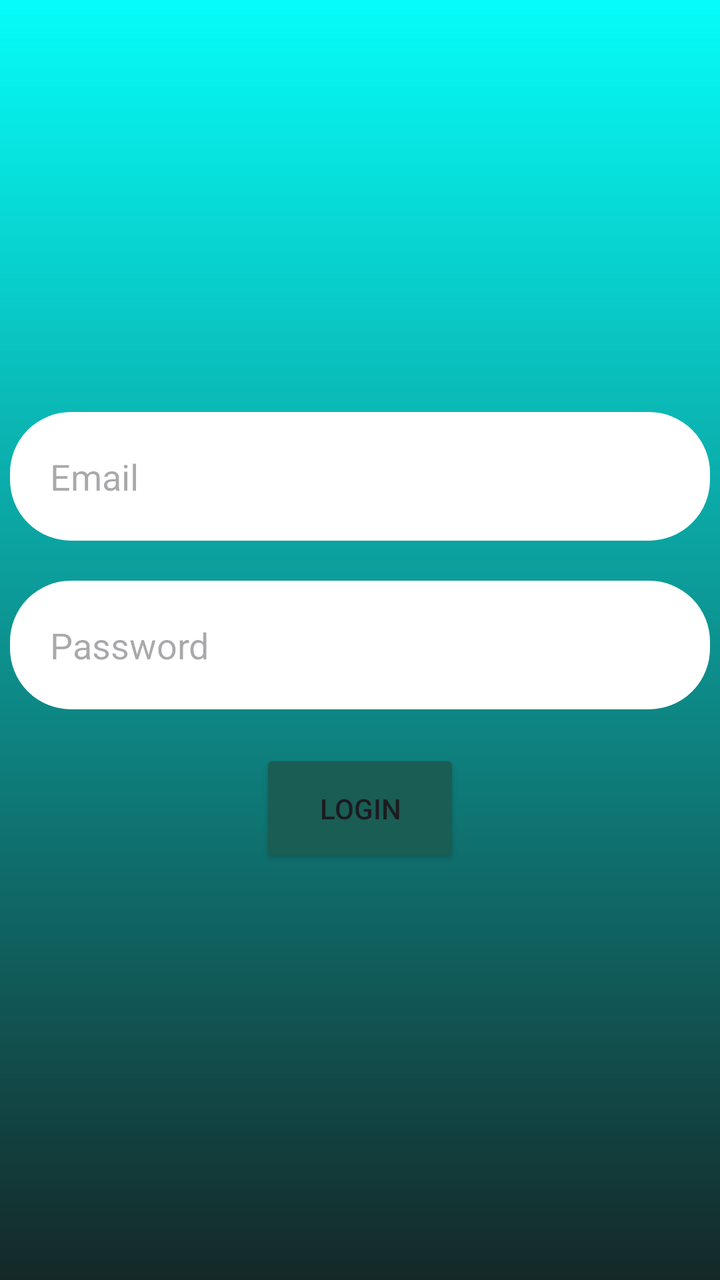
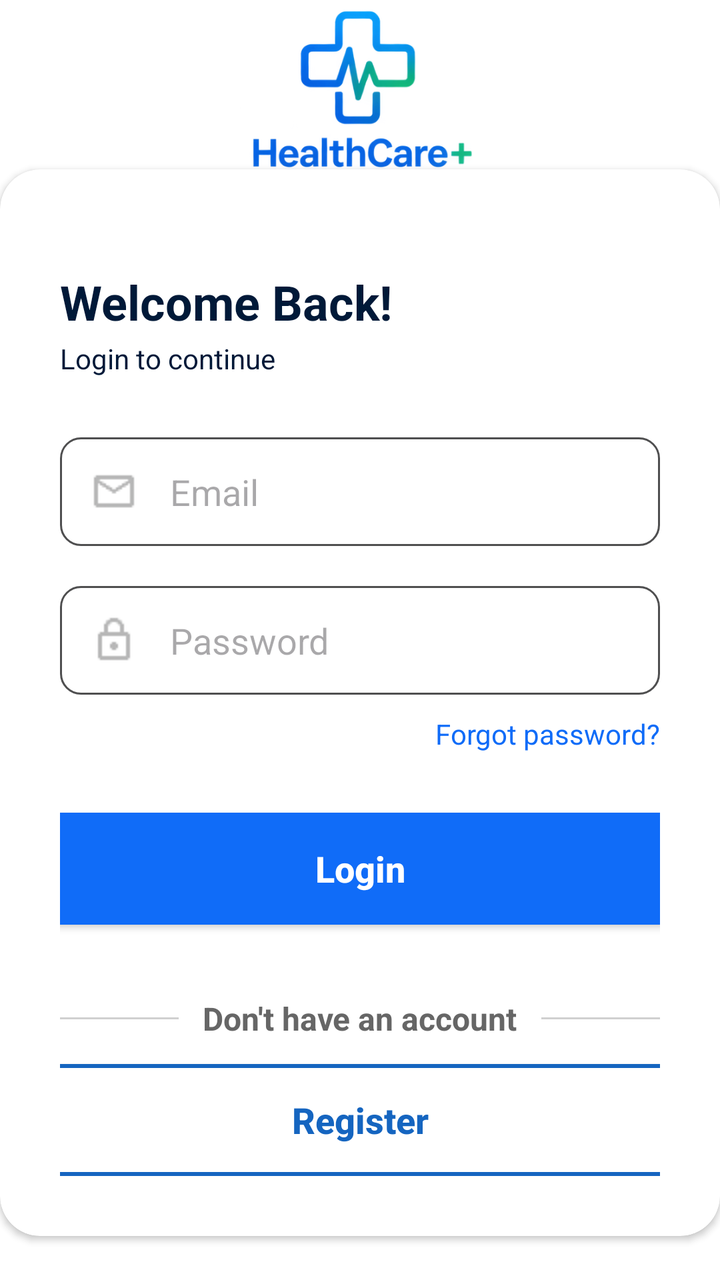

Two renders of the same Android screen: before a commit and after it. Below are the layout's source before the change and the commit's diff.
<!-- AndroidManifest.xml: application theme Theme.Hospital_Appointment_System -->
<!-- res/layout/activity_login.xml -->
<?xml version="1.0" encoding="utf-8"?>
<LinearLayout xmlns:android="http://schemas.android.com/apk/res/android"
    xmlns:app="http://schemas.android.com/apk/res-auto"
    android:layout_width="match_parent"
    android:layout_height="match_parent"
    android:gravity="center"
    android:background="@drawable/login_background"
    android:orientation="vertical">


    <EditText
        android:id="@+id/emailAddress"
        android:layout_width="350dp"
        android:layout_height="wrap_content"
        android:background="@drawable/bars"
        android:layout_marginBottom="20dp"
        android:padding="20dp"
        android:hint="Email"

        android:inputType="textEmailAddress" />

    <EditText
        android:id="@+id/Password"
        android:layout_width="350dp"
        android:layout_height="wrap_content"
        android:background="@drawable/bars"
        android:layout_marginBottom="20dp"
        android:padding="20dp"
        android:hint="Password"
        android:inputType="textPassword" />

    <Button
        android:id="@+id/loginbtn"
        android:layout_width="100dp"
        android:padding="20dp"
        android:layout_height="wrap_content"
        android:backgroundTint="@color/loginbtn_color"
        android:text="Login" />
</LinearLayout>
<!-- resources referenced by this layout -->
<resources>
  <color name="loginbtn_color">#195D54</color>
  <!-- drawable bars (drawable) -->
  <?xml version="1.0" encoding="utf-8"?>
  <shape xmlns:android="http://schemas.android.com/apk/res/android"
      android:shape="rectangle">
      <solid android:color="#FFFFFF"/>
      <corners android:radius="30dp"/>
      <stroke android:width="1dp" android:color="@color/white"/>
  </shape>
  <!-- drawable login_background (drawable) -->
  <?xml version="1.0" encoding="utf-8"?>
  <shape xmlns:android="http://schemas.android.com/apk/res/android"
      android:shape="rectangle">
  
  
      <gradient android:type="linear" android:angle="15"
          android:startColor="#05FDF9" android:endColor="#142827"/>
  
  </shape>
  <style name="Theme.Hospital_Appointment_System" parent="Base.Theme.Hospital_Appointment_System" />
  <color name="white">#FFFFFFFF</color>
  <style name="Base.Theme.Hospital_Appointment_System" parent="Theme.Material3.DayNight.NoActionBar">
          
          
      </style>
</resources>

<!-- the commit's change to res/layout/activity_login.xml (unified diff, before → after) -->
@@ -1,39 +1,180 @@
 <?xml version="1.0" encoding="utf-8"?>
-<LinearLayout xmlns:android="http://schemas.android.com/apk/res/android"
+<RelativeLayout xmlns:android="http://schemas.android.com/apk/res/android"
     xmlns:app="http://schemas.android.com/apk/res-auto"
+    xmlns:tools="http://schemas.android.com/tools"
+    android:id="@+id/main"
+    android:layout_marginTop="30dp"
     android:layout_width="match_parent"
     android:layout_height="match_parent"
-    android:gravity="center"
-    android:background="@drawable/login_background"
-    android:orientation="vertical">
+    android:background="@color/white"
+    android:orientation="vertical"
+    tools:context=".MainActivity">
 
 
-    <EditText
-        android:id="@+id/emailAddress"
-        android:layout_width="350dp"
+    <ImageView
+        android:layout_width="match_parent"
+        android:layout_height="99dp"
+        android:src="@drawable/logo" />
+
+    <ImageView
+        android:layout_width="match_parent"
+        android:layout_height="386dp"
+        android:src="@drawable/backhospital" />
+
+    <androidx.cardview.widget.CardView
+        android:layout_width="match_parent"
         android:layout_height="wrap_content"
-        android:background="@drawable/bars"
-        android:layout_marginBottom="20dp"
-        android:padding="20dp"
-        android:hint="Email"
+        android:layout_alignParentBottom="true"
+        android:layout_marginBottom="22dp"
+        app:cardBackgroundColor="#FFFFFF"
+        app:cardCornerRadius="20dp">
 
-        android:inputType="textEmailAddress" />
+        <LinearLayout
+            android:layout_width="match_parent"
+            android:layout_height="wrap_content"
+            android:layout_marginTop="20dp"
+            android:orientation="vertical"
+            android:padding="30dp">
 
-    <EditText
-        android:id="@+id/Password"
-        android:layout_width="350dp"
-        android:layout_height="wrap_content"
-        android:background="@drawable/bars"
-        android:layout_marginBottom="20dp"
-        android:padding="20dp"
-        android:hint="Password"
-        android:inputType="textPassword" />
+            <LinearLayout
+                android:layout_width="match_parent"
+                android:layout_height="wrap_content"
+                android:layout_marginBottom="30dp"
+                android:orientation="vertical">
 
-    <Button
-        android:id="@+id/loginbtn"
-        android:layout_width="100dp"
-        android:padding="20dp"
-        android:layout_height="wrap_content"
-        android:backgroundTint="@color/loginbtn_color"
-        android:text="Login" />
-</LinearLayout>
+
+                <TextView
+                    android:id="@+id/textView3"
+                    android:layout_width="match_parent"
+                    android:layout_height="35dp"
+
+                    android:text="Welcome Back!"
+                    android:textColor="@color/text_color"
+                    android:textSize="24sp"
+                    android:textStyle="bold" />
+
+                <TextView
+                    android:id="@+id/textView4"
+                    android:layout_width="250dp"
+                    android:layout_height="wrap_content"
+                    android:text="Login to continue"
+
+                    android:textColor="@color/text_color" />
+            </LinearLayout>
+
+            <LinearLayout
+                android:layout_width="match_parent"
+                android:layout_height="match_parent"
+                android:orientation="vertical">
+
+
+                <EditText
+                    android:id="@+id/email_input"
+                    android:layout_width="match_parent"
+                    android:layout_height="wrap_content"
+                    android:layout_gravity="center"
+                    android:layout_marginBottom="20dp"
+                    android:background="@drawable/login_area"
+                    android:ems="10"
+                    android:drawablePadding="16dp"
+                    android:drawableStart="@drawable/envelop"
+                    android:hint="Email"
+                    android:inputType="textEmailAddress"
+                    android:padding="15dp" />
+
+
+                <EditText
+                    android:id="@+id/pass_input"
+                    android:layout_width="match_parent"
+                    android:layout_height="wrap_content"
+                    android:layout_gravity="center"
+                    android:layout_marginBottom="10dp"
+                    android:background="@drawable/login_area"
+                    android:ems="10"
+                    android:drawablePadding="16dp"
+                    android:drawableStart="@drawable/lock"
+                    android:hint="Password"
+                    android:inputType="textPassword"
+                    android:padding="15dp" />
+
+
+                <TextView
+                    android:layout_width="wrap_content"
+                    android:layout_height="wrap_content"
+                    android:layout_gravity="end"
+                    android:layout_marginBottom="30dp"
+                    android:text="Forgot password?"
+                    android:textColor="@color/link" />
+
+                <androidx.appcompat.widget.AppCompatButton
+                    android:id="@+id/btLogin"
+                    android:layout_width="350dp"
+                    android:layout_height="56dp"
+                    android:layout_gravity="center"
+                    android:layout_marginBottom="16dp"
+                    android:background="@drawable/login"
+                    android:text="Login"
+                    android:textAllCaps="false"
+                    android:textColor="@android:color/white"
+                    android:textSize="18sp"
+                    android:textStyle="bold" />
+            </LinearLayout>
+
+            <LinearLayout
+                android:layout_width="match_parent"
+                android:layout_height="wrap_content"
+                android:layout_marginTop="20dp"
+                android:layout_marginBottom="12dp"
+                android:gravity="center_vertical"
+                android:orientation="horizontal">
+
+                
+                <View
+                    android:layout_width="0dp"
+                    android:layout_height="1dp"
+                    android:layout_weight="1"
+                    android:background="#D0D0D0" />
+
+                
+                <TextView
+                    android:layout_width="wrap_content"
+                    android:layout_height="wrap_content"
+                    android:paddingStart="12dp"
+                    android:paddingEnd="12dp"
+                    android:text="Don't have an account"
+                    android:textColor="#666666"
+                    android:textSize="16sp"
+                    android:textStyle="bold" />
+
+                
+                <View
+                    android:layout_width="0dp"
+                    android:layout_height="1dp"
+                    android:layout_weight="1"
+                    android:background="#D0D0D0" />
+
+            </LinearLayout>
+
+            <androidx.appcompat.widget.AppCompatButton
+
+                android:id="@+id/btnRegistation"
+                android:layout_width="350dp"
+                android:layout_height="56dp"
+                android:layout_gravity="center"
+                android:background="@drawable/register"
+                android:backgroundTint="@null"
+                android:minWidth="0dp"
+                android:minHeight="0dp"
+                android:padding="0dp"
+                android:text="Register"
+                android:textAllCaps="false"
+                android:textColor="#1565C0"
+                android:textSize="18sp"
+                android:textStyle="bold" />
+
+        </LinearLayout>
+
+    </androidx.cardview.widget.CardView>
+
+
+</RelativeLayout>
<!-- resource entries referenced after the edit -->
@@ -1,26 +1,43 @@
 <!-- resources referenced by this layout -->
 <resources>
-  <color name="loginbtn_color">#195D54</color>
-  <!-- drawable bars (drawable) -->
+  <color name="link">#106CF8</color>
+  <color name="text_color">#001938</color>
+  <color name="white">#FFFFFFFF</color>
+  <!-- drawable backhospital: png bitmap (drawable, 392837 bytes) -->
+  <!-- drawable envelop: png bitmap (drawable, 554 bytes) -->
+  <!-- drawable lock: png bitmap (drawable, 537 bytes) -->
+  <!-- drawable login (drawable) -->
   <?xml version="1.0" encoding="utf-8"?>
   <shape xmlns:android="http://schemas.android.com/apk/res/android"
       android:shape="rectangle">
-      <solid android:color="#FFFFFF"/>
-      <corners android:radius="30dp"/>
-      <stroke android:width="1dp" android:color="@color/white"/>
+      <solid android:color="@color/main_loginbtn_color"/>
+      <corners android:radius="20dp"/>
   </shape>
-  <!-- drawable login_background (drawable) -->
+  <!-- drawable login_area (drawable) -->
   <?xml version="1.0" encoding="utf-8"?>
   <shape xmlns:android="http://schemas.android.com/apk/res/android"
       android:shape="rectangle">
   
+      <stroke android:color="@color/login_area_border" android:width="1dp"/>
+      <corners android:radius="10dp"/>
+  </shape>
+  <!-- drawable logo: png bitmap (drawable, 83631 bytes) -->
+  <!-- drawable register (drawable) -->
+  <?xml version="1.0" encoding="utf-8"?>
+  <shape xmlns:android="http://schemas.android.com/apk/res/android">
   
-      <gradient android:type="linear" android:angle="15"
-          android:startColor="#05FDF9" android:endColor="#142827"/>
+      <solid android:color="#FFFFFF"/>
+  
+      <stroke
+          android:width="2dp"
+          android:color="#1565C0"/>
+  
+      <corners android:radius="14dp"/>
   
   </shape>
   <style name="Theme.Hospital_Appointment_System" parent="Base.Theme.Hospital_Appointment_System" />
-  <color name="white">#FFFFFFFF</color>
+  <color name="main_loginbtn_color">#106CF8</color>
+  <color name="login_area_border">#4F4F50</color>
   <style name="Base.Theme.Hospital_Appointment_System" parent="Theme.Material3.DayNight.NoActionBar">
           
           
